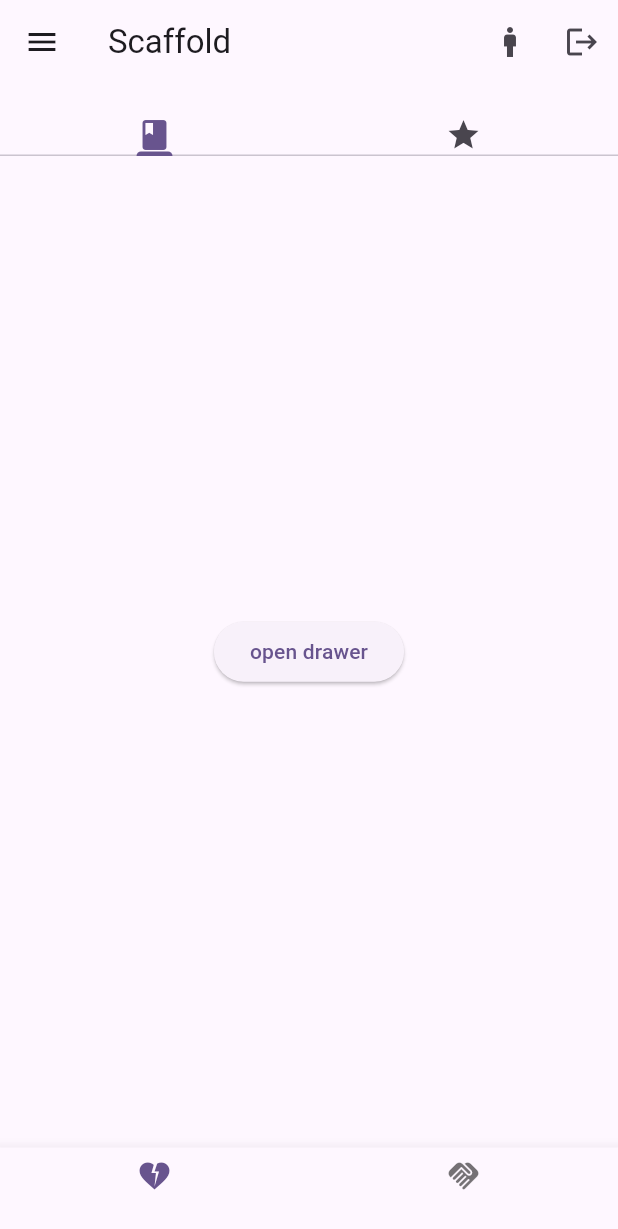
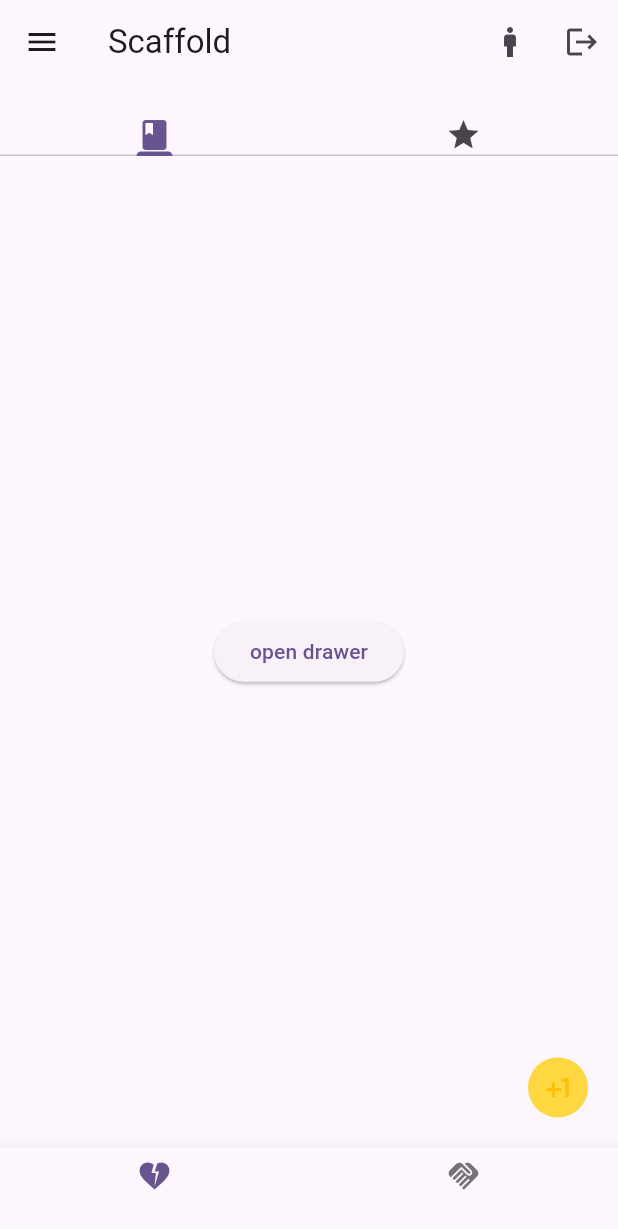
Before and after one commit to Suvisuttikasame/flutter-lab, a Flutter app: the screen it shows after launch, on a phone screen of 412 x 824 dp. Shown: the top 1229 px of the screen. Run offline on Flutter 3.47's test engine with Material 3 defaults, Android fonts, the phone set to English and light mode, and no system bars.

Commit message:
- [learn] floating button

```diff
--- a/lib/pages/LearnScaffold/learn_scaffold.dart
+++ b/lib/pages/LearnScaffold/learn_scaffold.dart
@@ -1,5 +1,4 @@
 import 'package:flutter/material.dart';
-import 'package:flutter/widgets.dart';
 
 class LearnScaffold extends StatefulWidget {
   const LearnScaffold({super.key});
@@ -73,6 +72,22 @@ class _LearnScaffoldState extends State<LearnScaffold>
           const Center(child: Text('grade')),
         ],
       ),
+      floatingActionButton: IconButton(
+        style: ButtonStyle(
+            backgroundColor: MaterialStateProperty.resolveWith((states) {
+          if (states.contains(MaterialState.pressed)) {
+            return Colors.blue;
+          } else if (states.contains(MaterialState.hovered)) {
+            return Colors.lightBlue;
+          } else {
+            return Colors.amberAccent;
+          }
+        })),
+        padding: const EdgeInsets.all(8),
+        color: Colors.amber,
+        onPressed: () {},
+        icon: const Icon(Icons.plus_one),
+      ),
       bottomNavigationBar: BottomNavigationBar(
           currentIndex: _navigationIndex,
           onTap: (value) {
```
